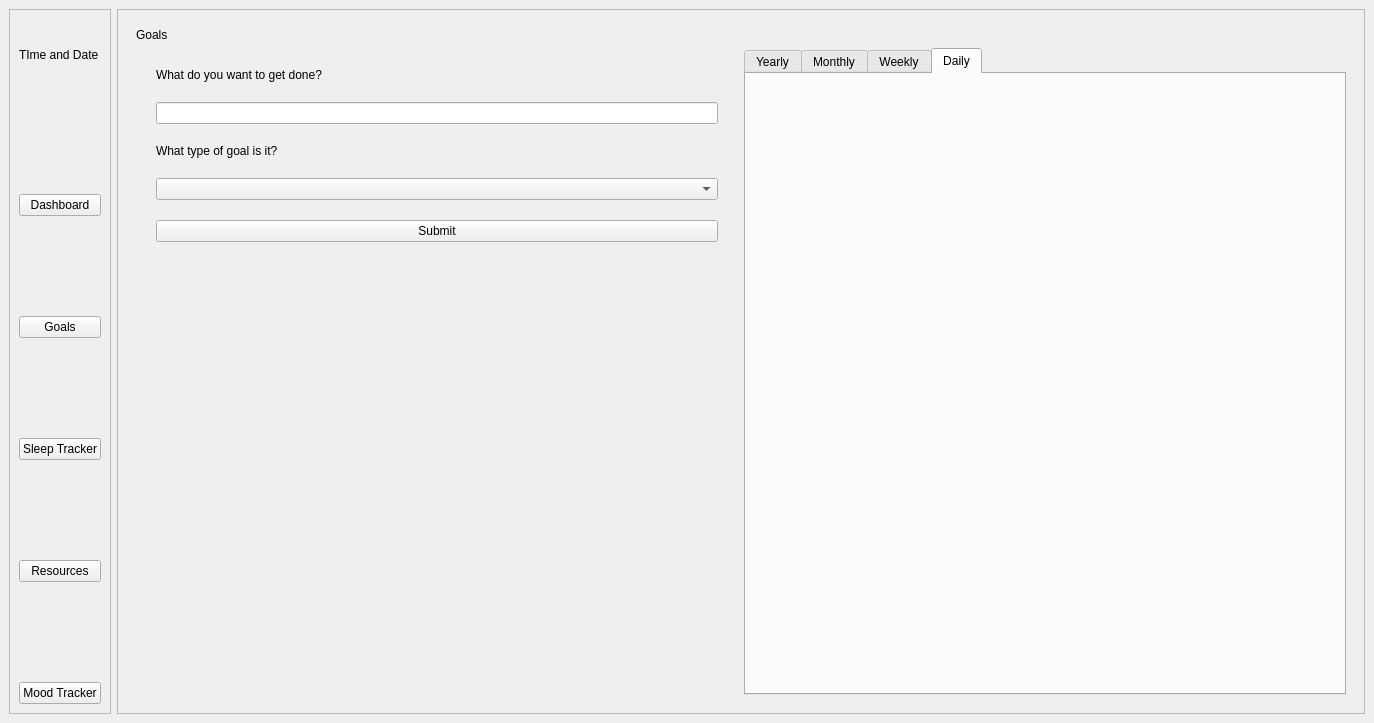
Before: the Qt Designer form source_code/homescreen.ui in suwubham/sirani, drawn with Qt 5.
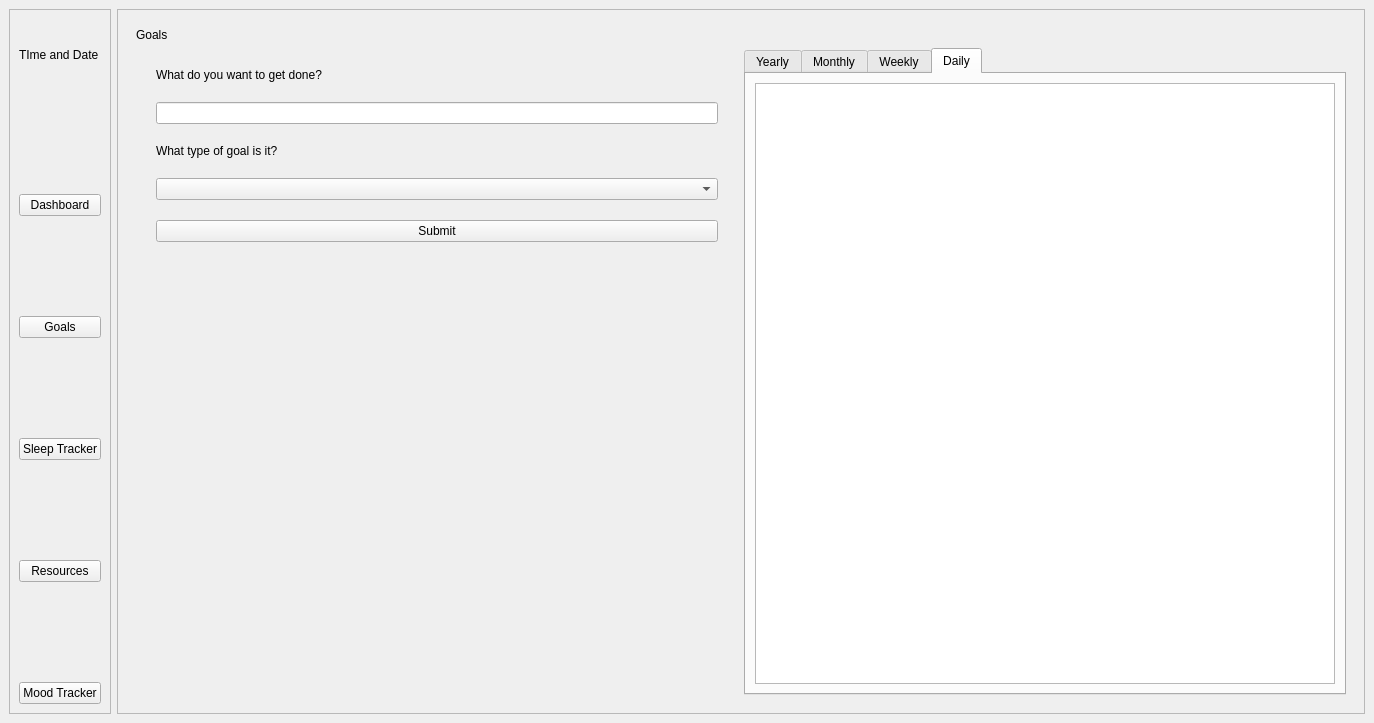
After: the same form once the commit is applied.

Commit message: completed all features

What changed in the file:
```diff
--- a/source_code/homescreen.ui
+++ b/source_code/homescreen.ui
@@ -218,6 +218,11 @@
                 <attribute name="title">
                  <string>Daily</string>
                 </attribute>
+                <layout class="QVBoxLayout" name="verticalLayout_10">
+                 <item>
+                  <widget class="QTableView" name="tableView_5"/>
+                 </item>
+                </layout>
                </widget>
               </widget>
              </item>
```
Left out of the diff: 15 changed lines with no effect on the pictures. The commit also changes 2 other files.
